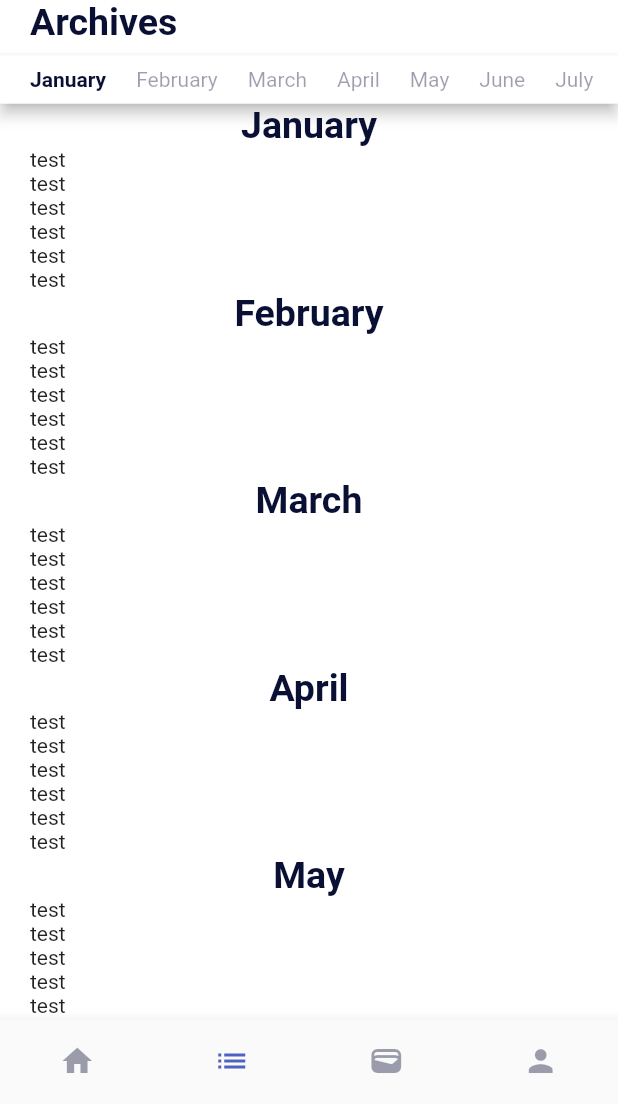
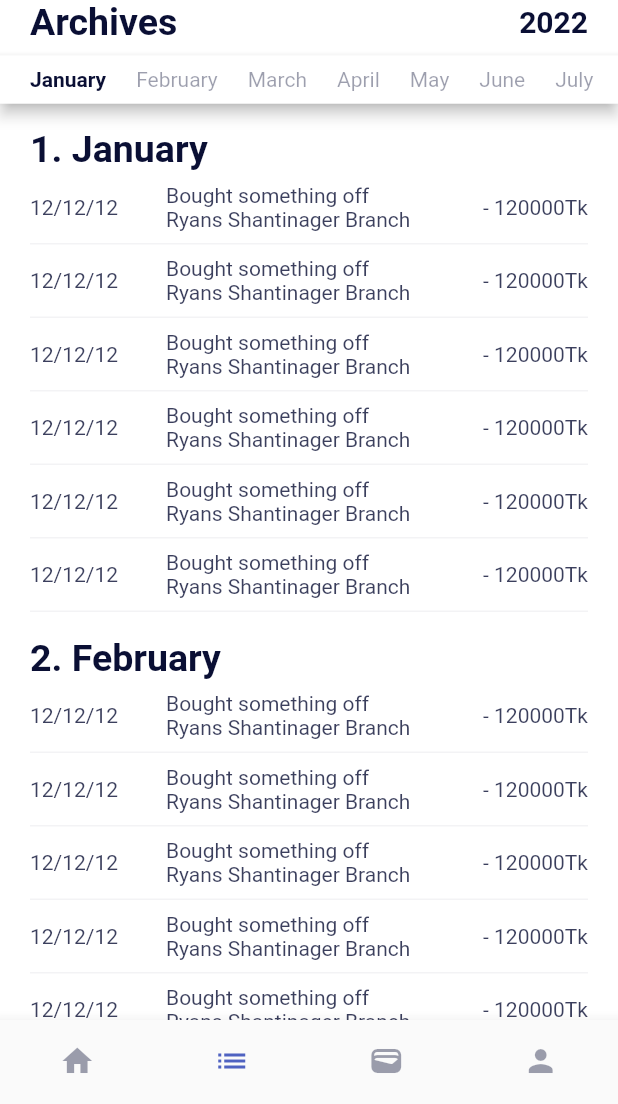
Before and after one commit to WorkWithAfridi/Pinext-Flutter_IncomeExpenseTracker, a Flutter app: the HomeframeView screen opened directly, swiped to page 2, on a phone screen of 412 x 824 dp, the part 132-1236 px from its top. Run offline on Flutter 3.47's test engine with Material 2 defaults, Android fonts, the phone set to English and light mode, and no system bars; our stand-ins replace bloc, equatable, flutter_bloc, lottie, pie_chart.

Commit message:
Added archive page

```diff
--- a/lib/app/screens/home/pages/archive_page.dart
+++ b/lib/app/screens/home/pages/archive_page.dart
@@ -1,6 +1,7 @@
 import 'package:flutter/material.dart';
 import 'package:flutter_bloc/flutter_bloc.dart';
 import 'package:pinext/app/app_data/app_constants/constants.dart';
+import 'package:pinext/app/app_data/app_constants/domentions.dart';
 import 'package:pinext/app/app_data/theme_data/colors.dart';
 import 'package:pinext/app/bloc/archive_month_controller_cubit/archive_month_cubit.dart';
 
@@ -56,13 +57,27 @@ class ArchiveMonthView extends StatelessWidget {
                   color: customBlackColor.withOpacity(.6),
                 ),
               ),
-              const Text(
+              Row(
+                mainAxisAlignment: MainAxisAlignment.spaceBetween,
+                crossAxisAlignment: CrossAxisAlignment.center,
+                children: const [
+                  Text(
                     "Archives",
                     style: TextStyle(
                       fontWeight: FontWeight.bold,
                       fontSize: 25,
                       color: customBlackColor,
                     ),
+                  ),
+                  Text(
+                    "2022",
+                    style: TextStyle(
+                      fontWeight: FontWeight.bold,
+                      fontSize: 20,
+                      color: customBlackColor,
+                    ),
+                  ),
+                ],
               ),
               const SizedBox(
                 height: 8,
@@ -124,14 +139,24 @@ class ArchiveMonthView extends StatelessWidget {
             padding: const EdgeInsets.symmetric(
               horizontal: defaultPadding,
             ),
-            child: ListView.builder(
+            child: SingleChildScrollView(
+              child: Column(
+                children: [
+                  const SizedBox(
+                    height: 16,
+                  ),
+                  ListView.builder(
                     itemCount: months.length,
+                    shrinkWrap: true,
+                    physics: const NeverScrollableScrollPhysics(),
                     itemBuilder: ((context, index) {
                       return Container(
+                        padding: const EdgeInsets.only(bottom: 16),
                         child: Column(
+                          crossAxisAlignment: CrossAxisAlignment.start,
                           children: [
                             Text(
-                        months[index],
+                              "${index + 1}. ${months[index]}",
                               style: const TextStyle(
                                 fontWeight: FontWeight.bold,
                                 fontSize: 25,
@@ -143,9 +168,58 @@ class ArchiveMonthView extends StatelessWidget {
                               shrinkWrap: true,
                               physics: const NeverScrollableScrollPhysics(),
                               itemBuilder: ((context, index) {
-                          return Row(
-                            children: const [
-                              Text("test"),
+                                return Column(
+                                  children: [
+                                    const SizedBox(
+                                      height: 8,
+                                    ),
+                                    Row(
+                                      children: [
+                                        Text(
+                                          "12/12/12",
+                                          style: TextStyle(
+                                            color: customBlackColor
+                                                .withOpacity(.80),
+                                          ),
+                                        ),
+                                        const SizedBox(
+                                          width: 32,
+                                        ),
+                                        Expanded(
+                                          child: Text(
+                                            "Bought something off Ryans Shantinager Branch",
+                                            style: TextStyle(
+                                              color: customBlackColor
+                                                  .withOpacity(.80),
+                                            ),
+                                            maxLines: 2,
+                                            overflow: TextOverflow.ellipsis,
+                                          ),
+                                        ),
+                                        const SizedBox(
+                                          width: 8,
+                                        ),
+                                        Container(
+                                          width: 100,
+                                          alignment: Alignment.centerRight,
+                                          child: Text(
+                                            "- 120000Tk",
+                                            style: TextStyle(
+                                              color: customBlackColor
+                                                  .withOpacity(.80),
+                                            ),
+                                          ),
+                                        ),
+                                      ],
+                                    ),
+                                    const SizedBox(
+                                      height: 8,
+                                    ),
+                                    Container(
+                                      height: 1,
+                                      width: getWidth(context),
+                                      color: customBlackColor.withOpacity(.05),
+                                    )
                                   ],
                                 );
                               }),
@@ -155,6 +229,9 @@ class ArchiveMonthView extends StatelessWidget {
                       );
                     }),
                   ),
+                ],
+              ),
+            ),
           ),
         )
       ],
```
Lines whose indentation alone changed are shown as unchanged.
